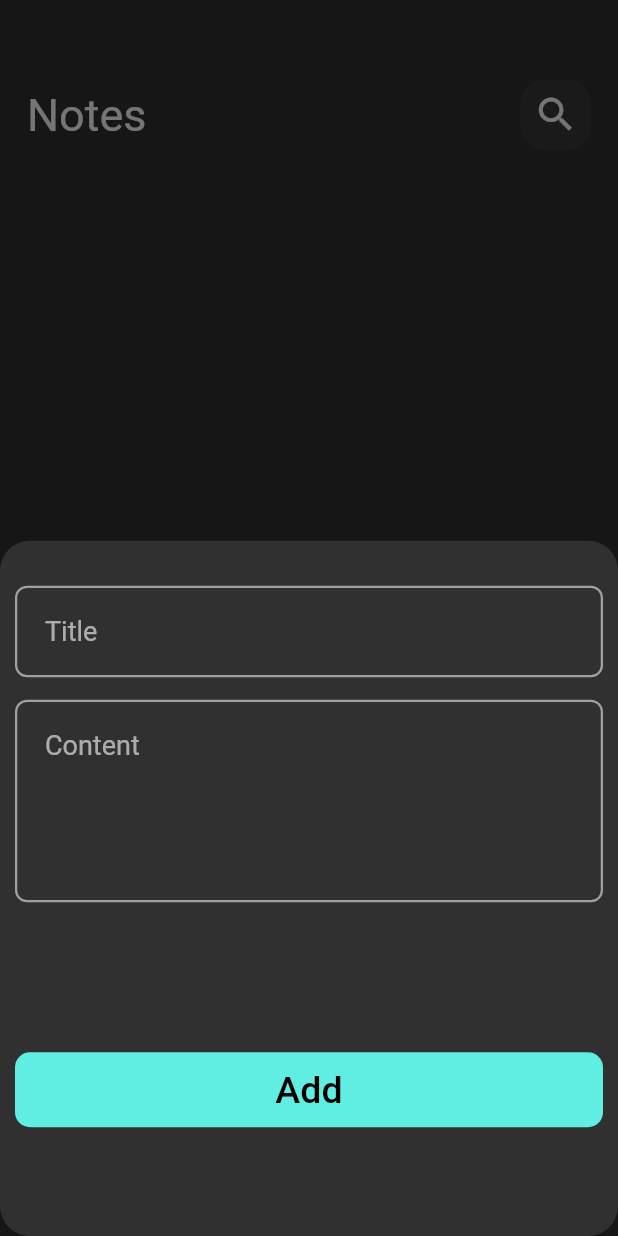
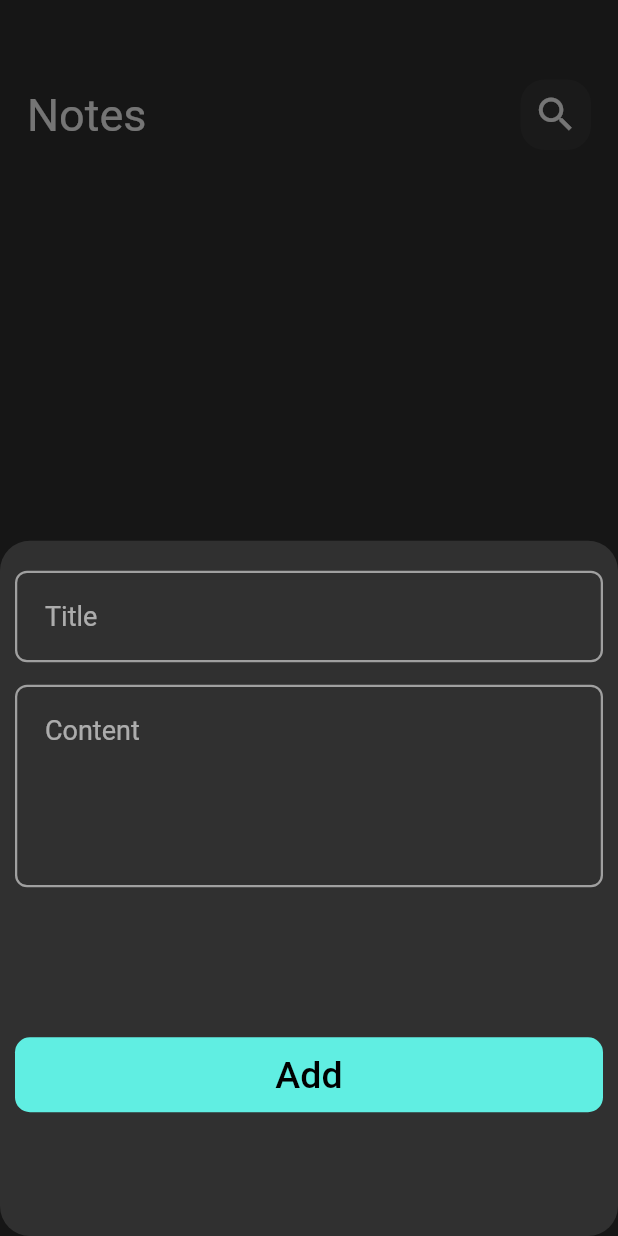
Before and after one commit to HazemAhmed3020/notes_app, a Flutter app: the screen it shows after launch, after a tap on the "add" icon, on a phone screen of 412 x 824 dp. Run offline on Flutter 3.47's test engine with Material 3 defaults, Android fonts, the phone set to English and light mode, and no system bars; drawn by our look-alikes of modal_progress_hud_nsn; our stand-ins replace flutter_bloc, hive, hive_flutter; accounts and stored records are empty.

Commit message:
correct errors in bottom sheet and note item

```diff
--- a/lib/cubits/note_cubit/note_cubit.dart
+++ b/lib/cubits/note_cubit/note_cubit.dart
@@ -3,7 +3,6 @@ import 'package:flutter_bloc/flutter_bloc.dart';
 import 'package:hive/hive.dart';
 import 'package:notes_app_exmp/constants.dart';
 import 'package:notes_app_exmp/models/note_model.dart';
-
 part 'note_state.dart';
 
 class NoteCubit extends Cubit<NoteState> {
--- a/lib/main.dart
+++ b/lib/main.dart
@@ -5,6 +5,7 @@ import 'package:notes_app_exmp/constants.dart';
 import 'package:notes_app_exmp/cubits/note_cubit/note_cubit.dart';
 import 'package:notes_app_exmp/views/notes_view.dart';
 
+import 'cubits/add_note_cubit/add_note_cubit.dart';
 import 'models/note_model.dart';
 
 void main() async {
@@ -19,11 +20,17 @@ class MyApp extends StatelessWidget {
 
   @override
   Widget build(BuildContext context) {
-    return MaterialApp(
-      debugShowCheckedModeBanner: false,
-      title: 'Notes App',
-      theme: ThemeData(brightness: Brightness.dark, useMaterial3: false),
-      home: BlocProvider(create: (context) => NoteCubit(), child: NotesView()),
+    return MultiBlocProvider(
+      providers: [
+        BlocProvider(create: (context) => NoteCubit()),
+        BlocProvider(create: (context) => AddNoteCubit()),
+      ],
+      child: MaterialApp(
+        debugShowCheckedModeBanner: false,
+        title: 'Notes App',
+        theme: ThemeData(brightness: Brightness.dark, useMaterial3: false),
+        home: const NotesView(),
+      ),
     );
   }
 }
--- a/lib/widgets/add_note_bottom_sheet.dart
+++ b/lib/widgets/add_note_bottom_sheet.dart
@@ -23,9 +23,7 @@ class _AddNoteBottomSheetState extends State<AddNoteBottomSheet> {
 
   @override
   Widget build(BuildContext context) {
-    return BlocProvider(
-      create: (context) => AddNoteCubit(),
-      child: BlocConsumer<AddNoteCubit, AddNoteState>(
+    return BlocConsumer<AddNoteCubit, AddNoteState>(
       listener: (context, state) {
         if (state is AddNoteFailed) {
           if (kDebugMode) {
@@ -42,7 +40,11 @@ class _AddNoteBottomSheetState extends State<AddNoteBottomSheet> {
           child: ModalProgressHUD(
             inAsyncCall: state is AddNoteLoading ? true : false,
             child: Padding(
-                padding: const EdgeInsets.all(10.0),
+              padding: EdgeInsets.only(
+                left: 10,
+                right: 10,
+                bottom: MediaQuery.of(context).viewInsets.bottom,
+              ),
               child: ListView(
                 children: [
                   Column(
@@ -86,7 +88,6 @@ class _AddNoteBottomSheetState extends State<AddNoteBottomSheet> {
           ),
         );
       },
-      ),
     );
   }
 }
--- a/lib/widgets/note_item.dart
+++ b/lib/widgets/note_item.dart
@@ -1,11 +1,14 @@
 
 import 'package:flutter/material.dart';
+import 'package:flutter_bloc/flutter_bloc.dart';
 import 'package:notes_app_exmp/models/note_model.dart';
 import 'package:notes_app_exmp/views/edite_note_view.dart';
 
+import '../cubits/note_cubit/note_cubit.dart';
+
 class NoteItem extends StatelessWidget {
   const NoteItem({super.key, required this.noteModel});
- final NoteModel noteModel;
+  final NoteModel noteModel;
   @override
   Widget build(BuildContext context) {
     return GestureDetector(
@@ -41,7 +44,10 @@ class NoteItem extends StatelessWidget {
                 ),
               ),
               trailing: IconButton(
-                onPressed: () {},
+                onPressed: () {
+                  noteModel.delete();
+                  BlocProvider.of<NoteCubit>(context).fetchAllNotes();
+                },
                 icon: Icon(Icons.delete, color: Colors.black, size: 35),
               ),
             ),
```
Lines whose indentation alone changed are shown as unchanged.
